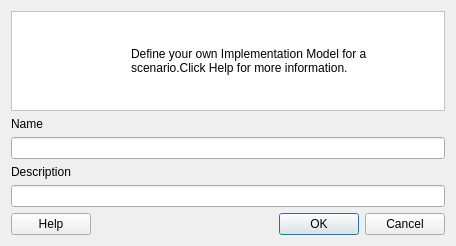
Old version of the form src/cplus_plugin/ui/implementation_model_editor_dialog.ui in the repository ConservationInternational/cplus-plugin.
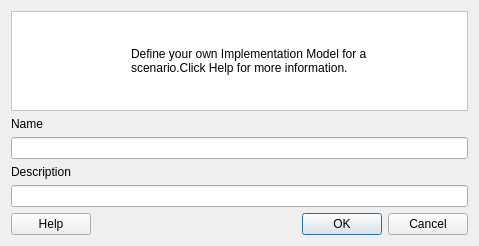
New version of the form. Icons and pictures are not drawn.

What changed in the file:
```diff
--- a/src/cplus_plugin/ui/implementation_model_editor_dialog.ui
+++ b/src/cplus_plugin/ui/implementation_model_editor_dialog.ui
@@ -6,7 +6,7 @@
    <rect>
     <x>0</x>
     <y>0</y>
-    <width>456</width>
+    <width>479</width>
     <height>237</height>
    </rect>
   </property>
@@ -120,7 +120,7 @@
      </property>
      <property name="sizeHint" stdset="0">
       <size>
-       <width>192</width>
+       <width>198</width>
        <height>20</height>
       </size>
      </property>
```
Left out of the diff: 8 changed lines with no effect on the pictures.
